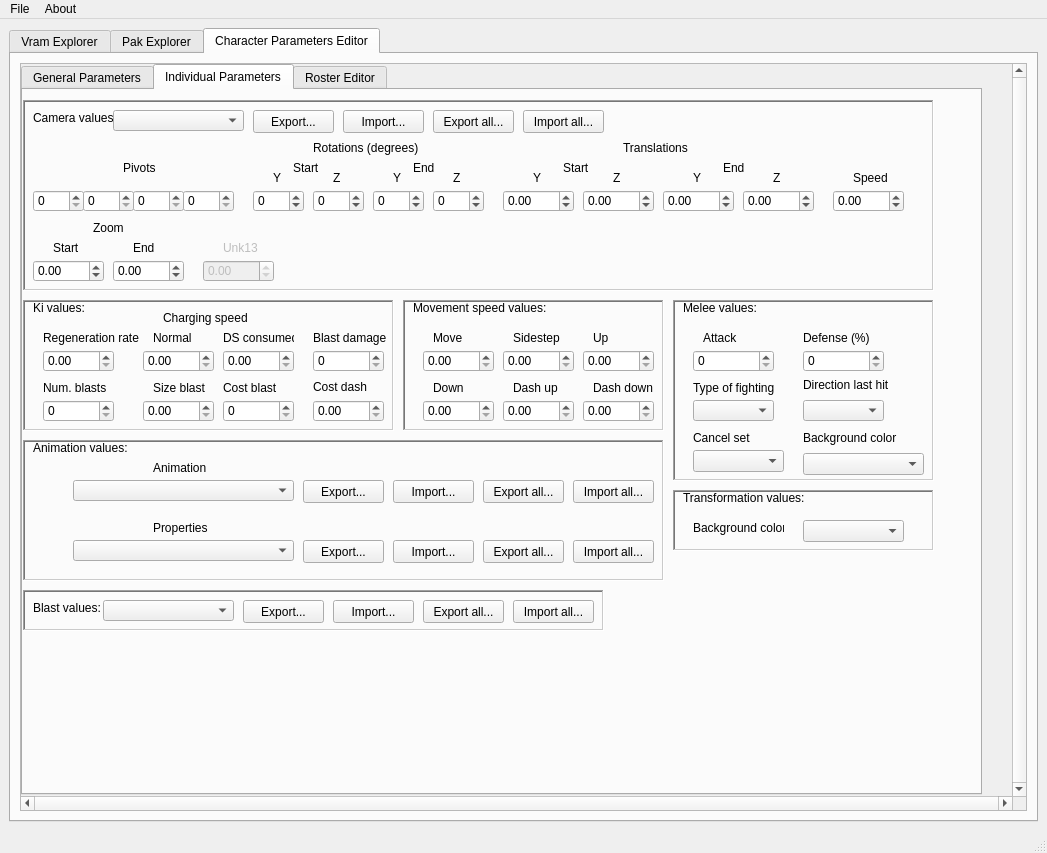
This is lib/design/Raging_Tools/Raging_Tools.ui in adsl14/Raging-tools as Qt 5 draws it before an edit. The edited form follows.
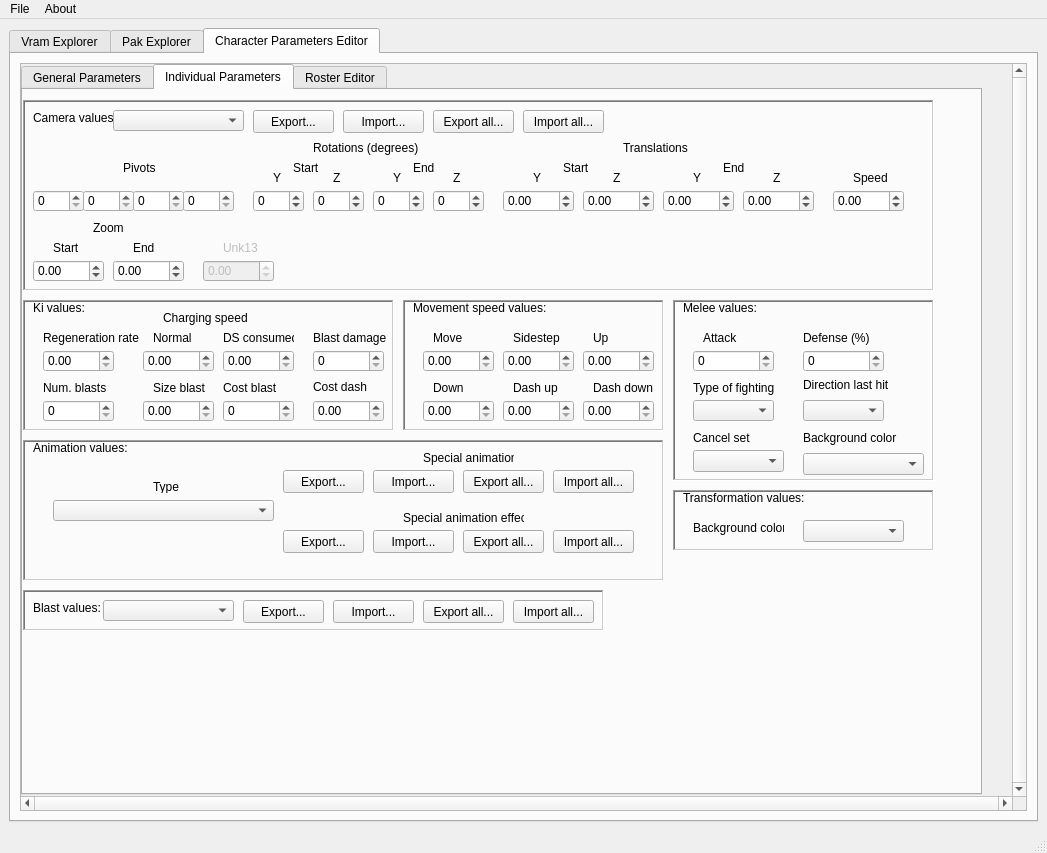
This is the edited form. The open tabs and pages were chosen to show the change. Icons and pictures are not drawn.

Commit message: Simplified the animation swap user interface

Diff of the .ui file:
```diff
--- a/lib/design/Raging_Tools/Raging_Tools.ui
+++ b/lib/design/Raging_Tools/Raging_Tools.ui
@@ -4990,8 +4990,8 @@
               <widget class="QPushButton" name="exportAllAnimationButton">
                <property name="geometry">
                 <rect>
-                 <x>460</x>
-                 <y>40</y>
+                 <x>440</x>
+                 <y>30</y>
                  <width>81</width>
                  <height>23</height>
                 </rect>
@@ -5003,8 +5003,8 @@
               <widget class="QPushButton" name="importAllAnimationButton">
                <property name="geometry">
                 <rect>
-                 <x>550</x>
-                 <y>40</y>
+                 <x>530</x>
+                 <y>30</y>
                  <width>81</width>
                  <height>23</height>
                 </rect>
@@ -5016,8 +5016,8 @@
               <widget class="QPushButton" name="importAnimationButton">
                <property name="geometry">
                 <rect>
-                 <x>370</x>
-                 <y>40</y>
+                 <x>350</x>
+                 <y>30</y>
                  <width>81</width>
                  <height>23</height>
                 </rect>
@@ -5029,8 +5029,8 @@
               <widget class="QComboBox" name="animation_type">
                <property name="geometry">
                 <rect>
-                 <x>50</x>
-                 <y>40</y>
+                 <x>30</x>
+                 <y>60</y>
                  <width>221</width>
                  <height>21</height>
                 </rect>
@@ -5039,8 +5039,8 @@
               <widget class="QPushButton" name="exportAnimationButton">
                <property name="geometry">
                 <rect>
-                 <x>280</x>
-                 <y>40</y>
+                 <x>260</x>
+                 <y>30</y>
                  <width>81</width>
                  <height>23</height>
                 </rect>
@@ -5052,9 +5052,9 @@
               <widget class="QLabel" name="animation_text">
                <property name="geometry">
                 <rect>
-                 <x>130</x>
-                 <y>20</y>
-                 <width>71</width>
+                 <x>400</x>
+                 <y>10</y>
+                 <width>91</width>
                  <height>16</height>
                 </rect>
                </property>
@@ -5062,14 +5062,14 @@
                 <string>&lt;html&gt;&lt;head/&gt;&lt;body&gt;&lt;p&gt;Holds the frames of the animation.&lt;/p&gt;&lt;/body&gt;&lt;/html&gt;</string>
                </property>
                <property name="text">
-                <string>Animation</string>
+                <string>Special animation</string>
                </property>
               </widget>
               <widget class="QPushButton" name="importAllAnimationPropertiesButton">
                <property name="geometry">
                 <rect>
-                 <x>550</x>
-                 <y>100</y>
+                 <x>530</x>
+                 <y>90</y>
                  <width>81</width>
                  <height>23</height>
                 </rect>
@@ -5081,8 +5081,8 @@
               <widget class="QPushButton" name="exportAnimationPropertiesButton">
                <property name="geometry">
                 <rect>
-                 <x>280</x>
-                 <y>100</y>
+                 <x>260</x>
+                 <y>90</y>
                  <width>81</width>
                  <height>23</height>
                 </rect>
@@ -5091,22 +5091,12 @@
                 <string>Export...</string>
                </property>
               </widget>
-              <widget class="QComboBox" name="animation_properties">
-               <property name="geometry">
-                <rect>
-                 <x>50</x>
-                 <y>100</y>
-                 <width>221</width>
-                 <height>21</height>
-                </rect>
-               </property>
-              </widget>
               <widget class="QLabel" name="animation_text_2">
                <property name="geometry">
                 <rect>
-                 <x>130</x>
-                 <y>80</y>
-                 <width>71</width>
+                 <x>380</x>
+                 <y>70</y>
+                 <width>121</width>
                  <height>16</height>
                 </rect>
                </property>
@@ -5114,14 +5104,14 @@
                 <string>&lt;html&gt;&lt;head/&gt;&lt;body&gt;&lt;p&gt;Holds the effects and keyframes for the animations.&lt;/p&gt;&lt;/body&gt;&lt;/html&gt;</string>
                </property>
                <property name="text">
-                <string>Properties</string>
+                <string>Special animation effects</string>
                </property>
               </widget>
               <widget class="QPushButton" name="exportAllAnimationPropertiesButton">
                <property name="geometry">
                 <rect>
-                 <x>460</x>
-                 <y>100</y>
+                 <x>440</x>
+                 <y>90</y>
                  <width>81</width>
                  <height>23</height>
                 </rect>
@@ -5133,8 +5123,8 @@
               <widget class="QPushButton" name="importAnimationPropertiesButton">
                <property name="geometry">
                 <rect>
-                 <x>370</x>
-                 <y>100</y>
+                 <x>350</x>
+                 <y>90</y>
                  <width>81</width>
                  <height>23</height>
                 </rect>
@@ -5143,6 +5133,19 @@
                 <string>Import...</string>
                </property>
               </widget>
+              <widget class="QLabel" name="animation_type_2">
+               <property name="geometry">
+                <rect>
+                 <x>130</x>
+                 <y>40</y>
+                 <width>47</width>
+                 <height>13</height>
+                </rect>
+               </property>
+               <property name="text">
+                <string>Type</string>
+               </property>
+              </widget>
              </widget>
              <widget class="QFrame" name="camera_values">
               <property name="geometry">
```
Left out of the diff: 10 changed lines with no effect on the pictures. The commit also changes 3 other files.
